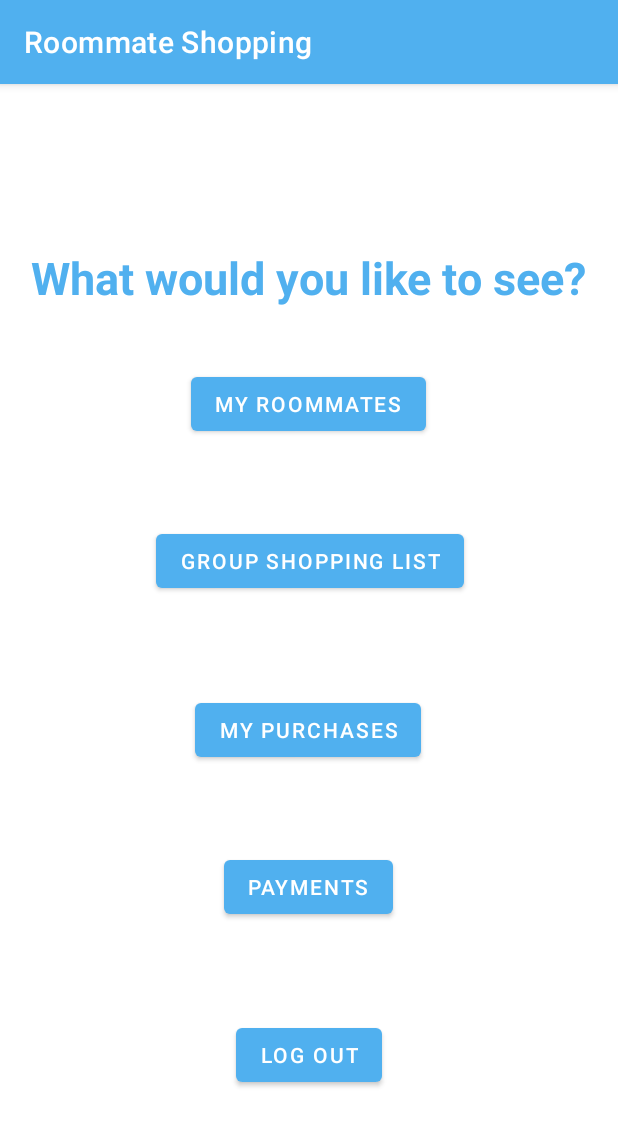
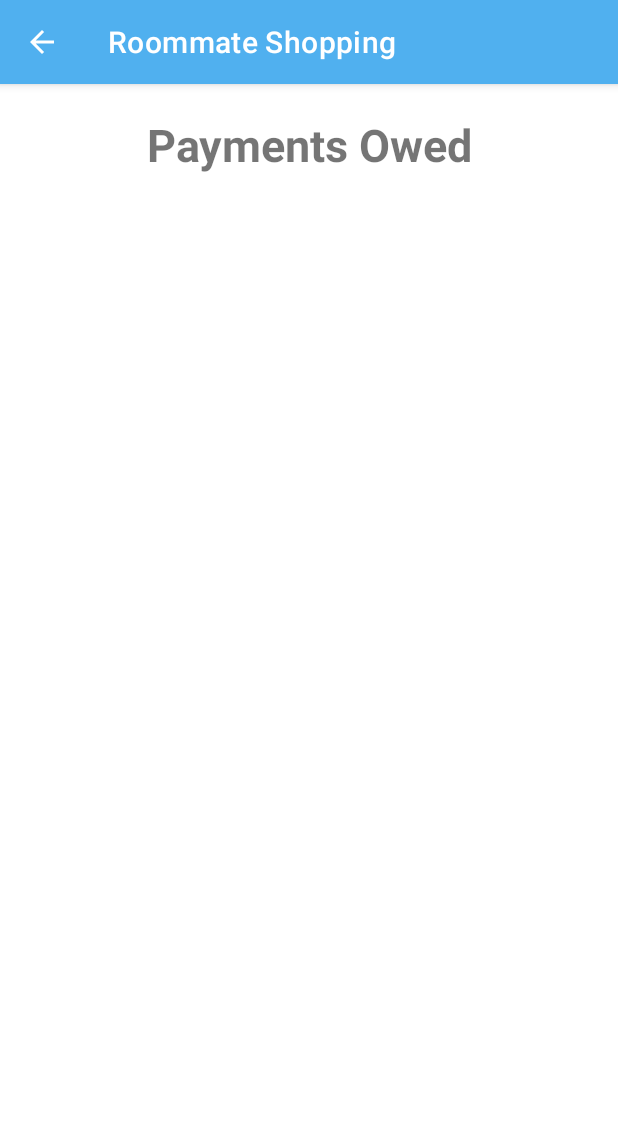
Before and after one commit to syannwa/Roommate_Shopping, an Android app: the MainNavigationActivity screen opened directly, with no data from a screen before it, after a tap on "PAYMENTS", on a phone screen of 412 x 824 dp. Shown: the top 1126 px of the screen. Run offline under Robolectric (Android 15) with nearby library versions, the phone set to English and light mode, and no system bars; our stand-ins replace Firebase (no records; nobody signed in at launch, a user with empty details on screens opened directly).

Commit message:
Finished part 1

```diff
--- a/app/src/main/java/edu/uga/cs/roommateshopping/MainNavigationActivity.java
+++ b/app/src/main/java/edu/uga/cs/roommateshopping/MainNavigationActivity.java
@@ -72,7 +72,9 @@ public class MainNavigationActivity extends AppCompatActivity {
 
         @Override
         public void onClick(View v) {
-            //Display Cash out screen
+            //Display Payments screen
+            Intent intent = new Intent(v.getContext(), PaymentsListActivity.class);
+            v.getContext().startActivity(intent);
         }
     }
 
--- /dev/null
+++ b/app/src/main/java/edu/uga/cs/roommateshopping/PaymentsListActivity.java
@@ -0,0 +1,148 @@
+package edu.uga.cs.roommateshopping;
+
+import androidx.appcompat.app.AppCompatActivity;
+
+import android.os.Bundle;
+import android.util.Log;
+import android.view.MenuItem;
+import android.view.View;
+import android.widget.AdapterView;
+import android.widget.ListView;
+import android.widget.PopupMenu;
+
+import com.google.firebase.auth.FirebaseAuth;
+import com.google.firebase.auth.FirebaseUser;
+import com.google.firebase.database.DataSnapshot;
+import com.google.firebase.database.DatabaseError;
+import com.google.firebase.database.DatabaseReference;
+import com.google.firebase.database.FirebaseDatabase;
+import com.google.firebase.database.ValueEventListener;
+
+import java.util.ArrayList;
+
+public class PaymentsListActivity extends AppCompatActivity {
+
+    public static final String DEBUG_TAG = "Payments_DEBUG";
+
+    private FirebaseDatabase database;
+    private FirebaseAuth mAuth;
+    private DatabaseReference myRef;
+    private FirebaseUser user;
+    private String userID;
+    private ListView listView;
+    private TwoColumn_Adapter adapter;
+
+    String realCurrentRoom;
+    String roomNumber;
+    String realRoom = "0";
+    String userName;
+
+    private ArrayList<Payment> paymentsList;
+
+    @Override
+    protected void onCreate(Bundle savedInstanceState) {
+        super.onCreate(savedInstanceState);
+        setContentView(R.layout.activity_payments_list);
+
+        listView = findViewById(R.id.list_view);
+        paymentsList = new ArrayList<Payment>();
+        adapter =  new TwoColumn_Adapter(PaymentsListActivity.this,R.layout.activity_two_column__adapter, paymentsList);
+        listView.setAdapter(adapter);
+
+        mAuth = FirebaseAuth.getInstance();
+        database = FirebaseDatabase.getInstance();
+        myRef = database.getReference();
+        user = mAuth.getCurrentUser();
+        userID = user.getUid();
+
+        myRef.addListenerForSingleValueEvent( new ValueEventListener() {
+
+            @Override
+            public void onDataChange( DataSnapshot snapshot ) {
+                // Once we have a DataSnapshot object, knowing that this is a list,
+                // we need to iterate over the elements and place them on a List.
+
+                DataSnapshot rooms = null;
+                realRoom = "0";
+
+                // Get room num and user's name
+                for(DataSnapshot ds : snapshot.getChildren()) {
+                    String currentRoom = ds.child(userID).child("room").getValue(String.class);
+                    String currentName = ds.child(userID).child("firstName").getValue(String.class);
+                    if (currentRoom != null) {
+                        realRoom = currentRoom;
+                        userName = currentName;
+                        Log.d(DEBUG_TAG, "Room number: " + realRoom);
+                        Log.d(DEBUG_TAG, "Name of user: " + userName);
+                    } else
+                        rooms = ds;
+                }
+
+                for(DataSnapshot ds : snapshot.child("rooms").child(realRoom).child("roommates").child(userName).child("payments").getChildren()){
+                    Log.d(DEBUG_TAG, "DS Key: " + ds.getKey());
+
+                    // Get payments information
+                    String name = ds.getKey();
+                    Double payment = ds.child("moneyOwed").getValue(Double.class);
+                    Log.d(DEBUG_TAG, "Name: " + name + ", Payment: " + payment);
+
+                    // Add item to list
+                    Payment owed = new Payment(name, payment);
+                    paymentsList.add(owed);
+                    Log.d(DEBUG_TAG, "Payments List: " + paymentsList);
+                }
+                try {
+                    adapter =  new TwoColumn_Adapter(PaymentsListActivity.this,R.layout.activity_two_column__adapter, paymentsList);
+                    listView.setAdapter(adapter);
+                }
+                catch(NullPointerException e){
+                    ArrayList array = new ArrayList<String>();
+                    array.add("There are no purchased Items");
+                    adapter =  new TwoColumn_Adapter(PaymentsListActivity.this,R.layout.activity_two_column__adapter, array);
+                    listView.setAdapter(adapter);
+                }
+            }
+
+            @Override
+            public void onCancelled(DatabaseError databaseError) {
+                System.out.println("The read failed: " + databaseError.getMessage());
+            }
+        } );
+
+        listView.setOnItemClickListener(new AdapterView.OnItemClickListener() {
+            @Override
+            public void onItemClick(AdapterView<?> parent, View view, int position, long id) {
+                PopupMenu popupMenu = new PopupMenu(PaymentsListActivity.this, view);
+                popupMenu.getMenuInflater().inflate(R.menu.payments_menu, popupMenu.getMenu());
+
+                popupMenu.setOnMenuItemClickListener(new PopupMenu.OnMenuItemClickListener() {
+                    @Override
+                    public boolean onMenuItemClick(MenuItem item) {
+
+                        switch (item.getItemId()) {
+
+                            case R.id.paymentPaid:
+                                // case for moving item to shopping list
+
+                                // remove payment from list
+                                myRef.child("rooms").child(realRoom).child("roommates").child(userName).child("payments").child(paymentsList.get(position).getPerson()).removeValue();
+
+                                // remove payment from local list
+                                paymentsList.remove(position);
+
+                                // update adapter
+                                adapter.notifyDataSetChanged();
+                                break;
+                        }
+
+                        return true;
+                    }
+                });
+
+                popupMenu.show();
+
+            }
+        });
+
+    }
+}
--- a/app/src/main/java/edu/uga/cs/roommateshopping/PurchasedList.java
+++ b/app/src/main/java/edu/uga/cs/roommateshopping/PurchasedList.java
@@ -202,7 +202,6 @@ public class PurchasedList extends AppCompatActivity {
 
                             //this sets the payment owed for each roommate that's not the current user
                             for (DataSnapshot snapshot : dataSnapshot.getChildren()) {
-
                                 Log.d(DEBUG_TAG, "room: " + realRoom);
                                 Log.d(DEBUG_TAG, "name: " + name);
                                 if(snapshot.getKey().equals("rooms")) {
--- /dev/null
+++ b/app/src/main/java/edu/uga/cs/roommateshopping/TwoColumn_Adapter.java
@@ -0,0 +1,46 @@
+package edu.uga.cs.roommateshopping;
+
+import androidx.appcompat.app.AppCompatActivity;
+
+import android.content.Context;
+import android.os.Bundle;
+import android.view.LayoutInflater;
+import android.view.View;
+import android.view.ViewGroup;
+import android.widget.ArrayAdapter;
+import android.widget.TextView;
+
+import java.util.ArrayList;
+
+public class TwoColumn_Adapter extends ArrayAdapter<Payment> {
+
+    private LayoutInflater mInflater;
+    private ArrayList<Payment> payments;
+    private int mViewResourceId;
+
+    public TwoColumn_Adapter(Context context, int textViewResourceId, ArrayList<Payment> payments) {
+        super(context, textViewResourceId, payments);
+        this.payments = payments;
+        mInflater = (LayoutInflater) context.getSystemService(Context.LAYOUT_INFLATER_SERVICE);
+        mViewResourceId = textViewResourceId;
+    }
+
+    public View getView(int position, View convertView, ViewGroup parent) {
+        convertView = mInflater.inflate(mViewResourceId, null);
+
+        Payment person = payments.get(position);
+
+        if (person != null) {
+            TextView name = convertView.findViewById(R.id.textName);
+            TextView payment = convertView.findViewById(R.id.textPayment);
+            if (name != null) {
+                name.setText(payments.get(position).getPerson());
+            }
+            if (payment != null) {
+                payment.setText("" + payments.get(position).getPayment().toString());
+            }
+        }
+
+        return convertView;
+    }
+}
--- /dev/null
+++ b/app/src/main/res/layout/activity_payments_list.xml
@@ -0,0 +1,35 @@
+<?xml version="1.0" encoding="utf-8"?>
+<androidx.constraintlayout.widget.ConstraintLayout xmlns:android="http://schemas.android.com/apk/res/android"
+    xmlns:app="http://schemas.android.com/apk/res-auto"
+    xmlns:tools="http://schemas.android.com/tools"
+    android:layout_width="match_parent"
+    android:layout_height="match_parent"
+    tools:context=".PaymentsListActivity">
+
+    <LinearLayout
+        android:layout_width="match_parent"
+        android:layout_height="match_parent"
+        android:orientation="vertical">
+
+        <TextView
+            android:id="@+id/Payments"
+            android:layout_width="match_parent"
+            android:layout_height="wrap_content"
+            android:gravity="center_horizontal"
+            android:layout_marginTop="20sp"
+            android:text="Payments Owed"
+            android:textSize="30sp"
+            android:textStyle="bold"
+            android:typeface="normal" />
+
+        <ListView
+            android:id="@+id/list_view"
+            android:layout_width="match_parent"
+            android:layout_height="match_parent"
+            android:layout_marginTop="20sp"/>
+
+    </LinearLayout>
+
+
+
+</androidx.constraintlayout.widget.ConstraintLayout>
--- a/app/src/main/res/layout/activity_purchased_list.xml
+++ b/app/src/main/res/layout/activity_purchased_list.xml
@@ -16,6 +16,7 @@
             android:layout_width="match_parent"
             android:layout_height="wrap_content"
             android:gravity="center_horizontal"
+            android:layout_marginTop="20sp"
             android:text="Purchases"
             android:textSize="30sp"
             android:textStyle="bold"
--- /dev/null
+++ b/app/src/main/res/menu/payments_menu.xml
@@ -0,0 +1,8 @@
+<?xml version="1.0" encoding="utf-8"?>
+<menu xmlns:android="http://schemas.android.com/apk/res/android">
+
+    <item
+        android:title="Paid"
+        android:id="@+id/paymentPaid"/>
+
+</menu>
```
Also changed, not shown: app/src/main/AndroidManifest.xml (+19 -2 lines), app/src/main/java/edu/uga/cs/roommateshopping/Payment.java (added, +33 -0 lines), app/src/main/res/layout/activity_two_column__adapter.xml (added, +22 -0 lines).
